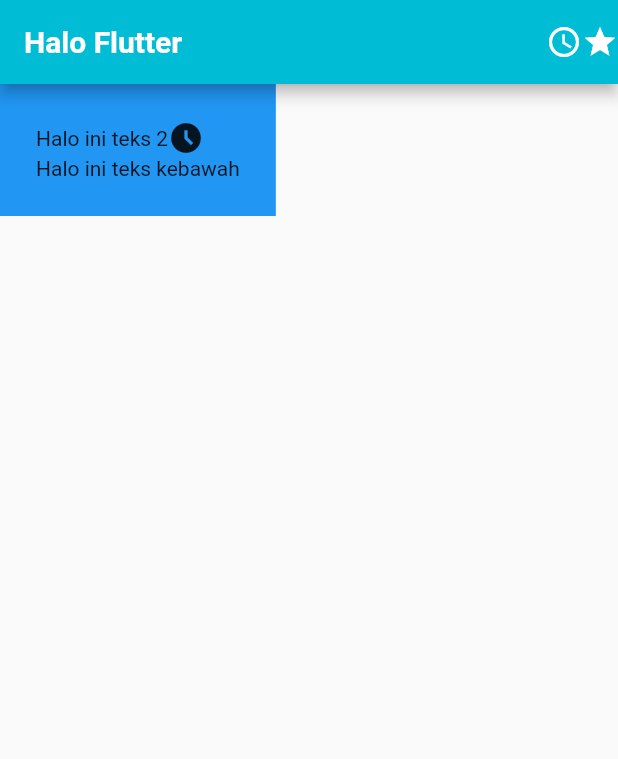
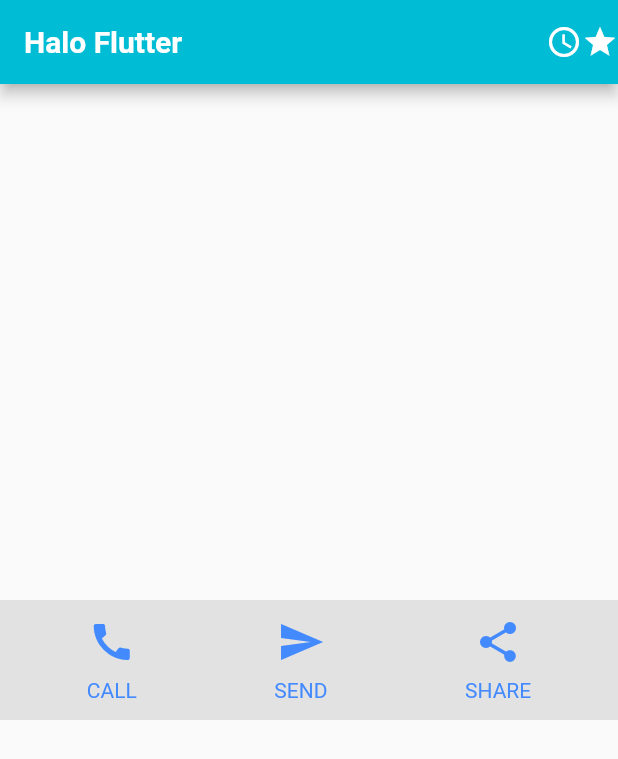
Before and after one commit to Ibnuard/flutter_course, a Flutter app: the screen it shows after launch, on a phone screen of 412 x 824 dp. Shown: the top 759 px of the screen. Run offline on Flutter 3.47's test engine with Material 2 defaults, Android fonts, the phone set to English and light mode, and no system bars.

Commit message:
create navigation component - course 10

```diff
--- a/lib/main.dart
+++ b/lib/main.dart
@@ -39,29 +39,56 @@
           Icon(Icons.grade),
         ],
       ),
-        body: Container(
-          color: Colors.blue,
-          padding: const EdgeInsets.all(24),
-          child: Column(
-            crossAxisAlignment: CrossAxisAlignment.start,
+      body: Center(
+        child: Container(
+            color: const Color.fromARGB(255, 226, 226, 226),
+            padding: const EdgeInsets.all(12),
+            child: Row(
+              mainAxisAlignment: MainAxisAlignment.spaceAround,
+              mainAxisSize: MainAxisSize.max,
+              children: [
+                Column(
                   mainAxisSize: MainAxisSize.min,
-            children: [
-              Row(
-                mainAxisSize: MainAxisSize.min,
-                children: [
-                  const Text("Halo ini teks 2"),
-                  const Icon(Icons.access_time_filled_outlined),
+                  children: const [
+                    Icon(Icons.call, size: 32, color: Colors.blueAccent),
+                    SizedBox(
+                      height: 8,
+                    ),
+                    Text(
+                      "CALL",
+                      style: TextStyle(color: Colors.blueAccent),
+                    ),
                   ],
                 ),
-              const Text("Halo ini teks kebawah")
+                Column(
+                  mainAxisSize: MainAxisSize.min,
+                  children: const [
+                    Icon(Icons.send, size: 32, color: Colors.blueAccent),
+                    SizedBox(
+                      height: 8,
+                    ),
+                    Text(
+                      "SEND",
+                      style: TextStyle(color: Colors.blueAccent),
+                    ),
                   ],
                 ),
-        )
-        // body: Container(
-        //   color: Colors.blue,
-        //   padding: const EdgeInsets.all(24),
-        //   child: const Icon(Icons.ac_unit),
-        // ),
+                Column(
+                  mainAxisSize: MainAxisSize.min,
+                  children: const [
+                    Icon(Icons.share, size: 32, color: Colors.blueAccent),
+                    SizedBox(
+                      height: 8,
+                    ),
+                    Text(
+                      "SHARE",
+                      style: TextStyle(color: Colors.blueAccent),
+                    ),
+                  ],
+                ),
+              ],
+            )),
+      ),
     );
   }
 }
```
Lines whose indentation alone changed are shown as unchanged.
